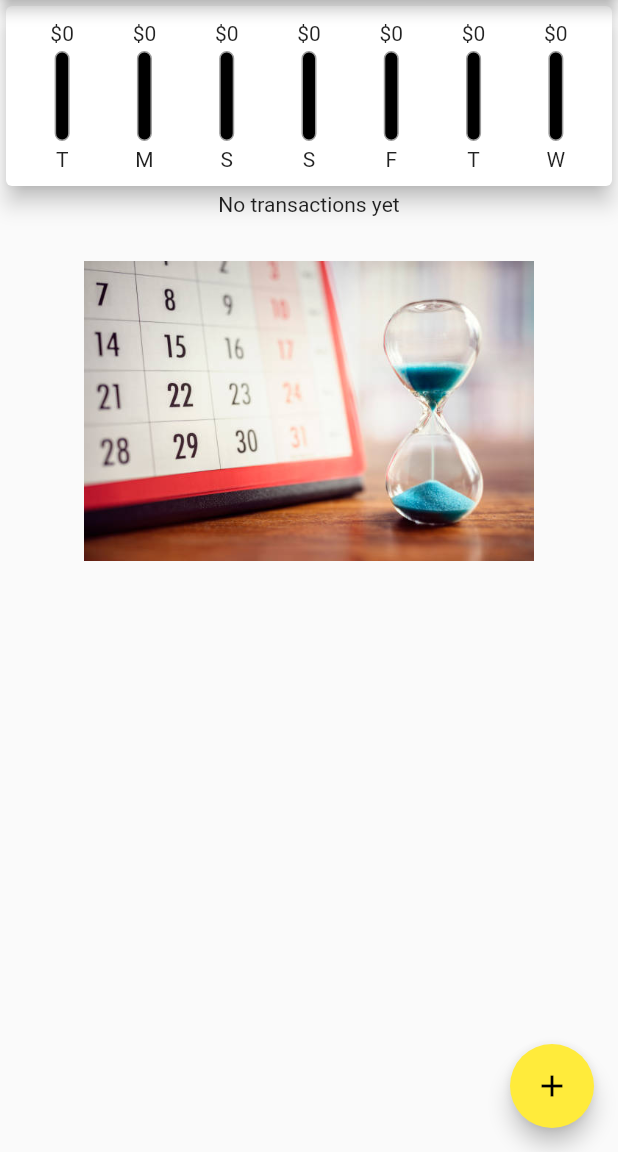
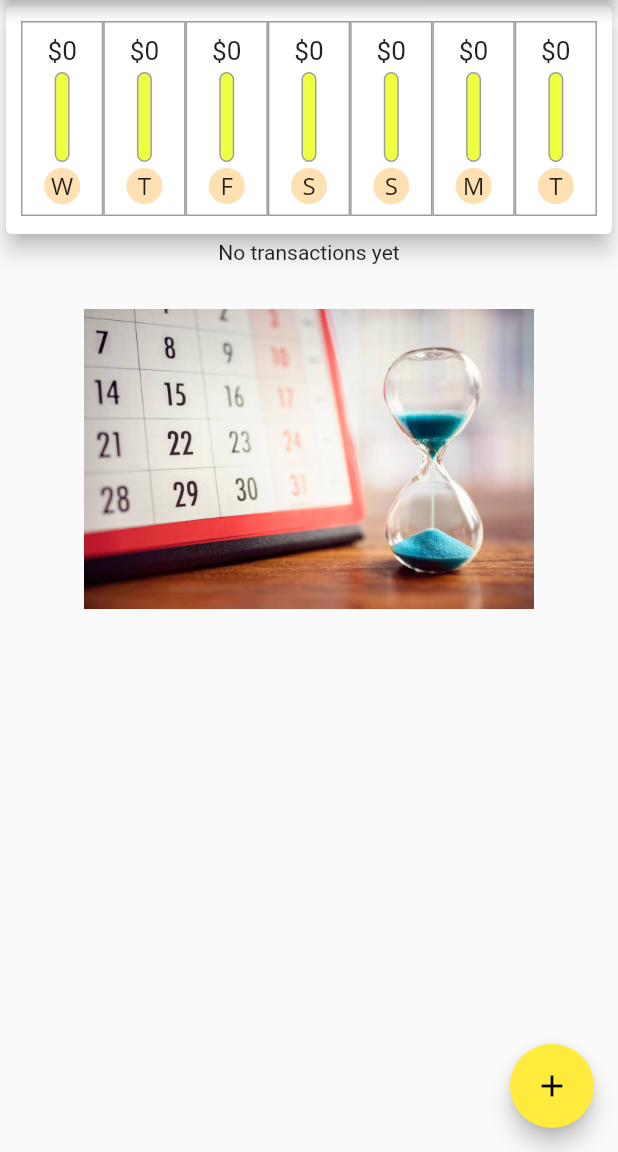
Before and after one commit to donmelaka/budget, a Flutter app: the screen it shows after launch, on a phone screen of 412 x 824 dp, the part 84-1236 px from its top. Run offline on Flutter 3.47's test engine with Material 2 defaults, Android fonts, the phone set to English and light mode, and no system bars.

Commit message:
Improved chart design

```diff
--- a/lib/widgets/chart.dart
+++ b/lib/widgets/chart.dart
@@ -32,7 +32,7 @@ class Chart extends StatelessWidget {
     });
   }
 
-  double get sum {
+    double get sum {
     return groupedTransactionValues.fold(0.0, (sum, element) {
       return sum + (element['amount'] as double);
     });
@@ -40,16 +40,13 @@ class Chart extends StatelessWidget {
 
   @override
   Widget build(BuildContext context) {
-    groupedTransactionValues.forEach((element) {
-      print(element.toString());
-    });
     return Card(
       elevation: 6,
       child: Padding(
         padding: EdgeInsets.all(10),
         child: Row(
           mainAxisAlignment: MainAxisAlignment.spaceAround,
-          children: groupedTransactionValues.map((e) {
+          children: groupedTransactionValues.reversed.map((e) {
             return Flexible(
               fit: FlexFit.tight,
               child: ChartBar(
--- a/lib/widgets/chart_bar.dart
+++ b/lib/widgets/chart_bar.dart
@@ -15,10 +15,25 @@ class ChartBar extends StatelessWidget {
   @override
   Widget build(BuildContext context) {
     return Container(
+      child: Stack(
+        children: [
+          Container(
+            height: 130,
+            decoration: BoxDecoration(
+              border: Border.all(color: Colors.grey, width: 1.0),
+              color: Colors.white,
+            ),
+          ),
+          Container(
+            margin: EdgeInsets.all(10),
+            alignment: AlignmentDirectional.center,
             child: Column(
               children: [
-          FittedBox(
+                Container(
+                  height: 20,
+                  child: FittedBox(
                     child: Text('\$${amount.toStringAsFixed(0)}'),
+                  ),
                 ),
                 SizedBox(
                   height: 4,
@@ -31,7 +46,7 @@ class ChartBar extends StatelessWidget {
                       Container(
                         decoration: BoxDecoration(
                             border: Border.all(color: Colors.grey, width: 1.0),
-                      color: Colors.black,
+                            color: Colors.limeAccent,
                             borderRadius: BorderRadius.circular(10)),
                       ),
                       FractionallySizedBox(
@@ -48,7 +63,13 @@ class ChartBar extends StatelessWidget {
                 SizedBox(
                   height: 4,
                 ),
-          Text(lable),
+                CircleAvatar(
+                  child: Text(lable),
+                  radius: 12,
+                ),
+              ],
+            ),
+          ),
         ],
       ),
     );
```
Also changed, not shown: lib/main.dart (+3 -5 lines), lib/widgets/transaction_list.dart (+20 -33 lines). Lines whose indentation alone changed are shown as unchanged.
